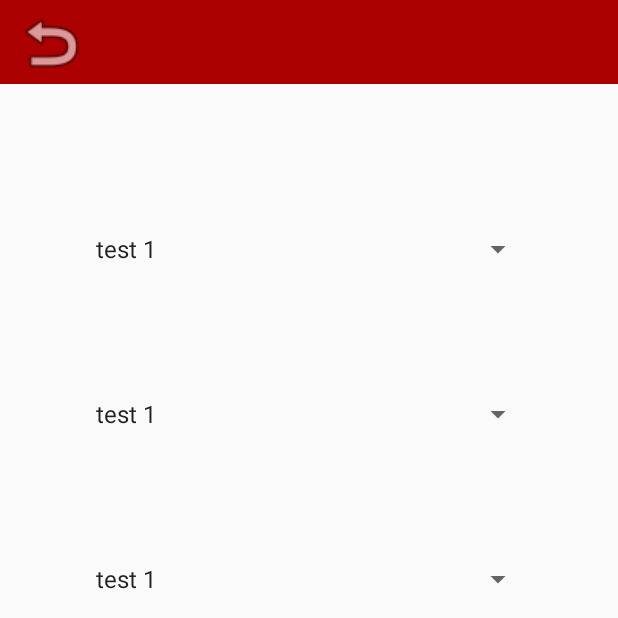
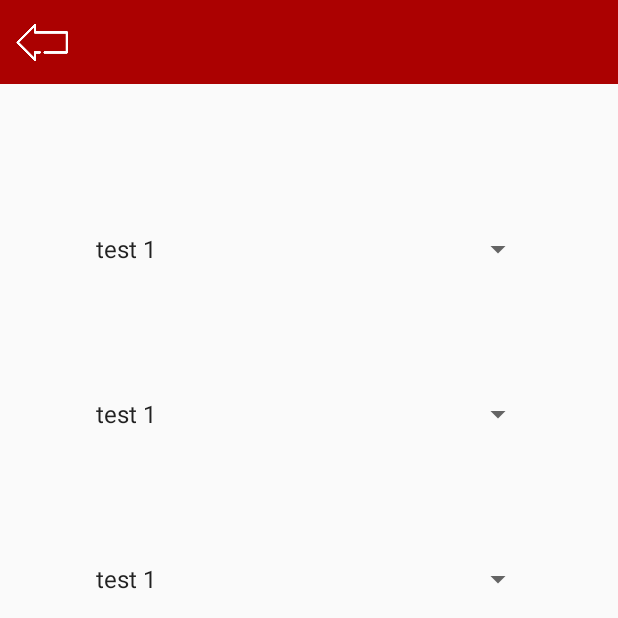
Before and after one commit to Tonra/Paralimpicos2019v20, an Android app: the busquedaActivity screen opened directly, with no data from a screen before it, on a phone screen of 412 x 824 dp, the top half of it. Run offline under Robolectric (Android 15) with nearby library versions, the phone set to English and light mode, and no system bars.

Commit message:
Commit 18 diciembre 23:36 se agregaron imagenes y algunos landscape que faltaban "Aun no se arregla el problema de paralimpicos cuando scroll toolbar esta expandido"

```diff
--- a/app/src/main/res/layout-land/activity_busqueda.xml
+++ b/app/src/main/res/layout-land/activity_busqueda.xml
@@ -18,6 +18,7 @@
             android:background="?attr/colorPrimary"
             android:minHeight="?attr/actionBarSize"
             android:theme="?attr/actionBarTheme" />
+
 
         <Spinner
             android:id="@+id/ciudad"
@@ -71,5 +72,22 @@
             app:layout_constraintTop_toBottomOf="@+id/participante"
             />
     </LinearLayout>
-
+    <ImageView
+        android:id="@+id/imageView"
+        android:layout_width="40dp"
+        android:layout_height="40dp"
+        android:layout_marginStart="8dp"
+        android:layout_marginLeft="8dp"
+        android:layout_marginTop="8dp"
+        android:layout_marginEnd="8dp"
+        android:layout_marginRight="8dp"
+        android:layout_marginBottom="8dp"
+        android:onClick="eventoBack"
+        app:layout_constraintBottom_toBottomOf="parent"
+        app:layout_constraintEnd_toEndOf="parent"
+        app:layout_constraintHorizontal_bias="0.0"
+        app:layout_constraintStart_toStartOf="parent"
+        app:layout_constraintTop_toTopOf="parent"
+        app:layout_constraintVertical_bias="0.0"
+        app:srcCompat="@drawable/icono_back" />
 </android.support.constraint.ConstraintLayout>
--- a/app/src/main/res/layout/activity_busqueda.xml
+++ b/app/src/main/res/layout/activity_busqueda.xml
@@ -75,11 +75,11 @@
 
     <ImageView
         android:id="@+id/imageView"
-        android:layout_width="52dp"
-        android:layout_height="49dp"
+        android:layout_width="40dp"
+        android:layout_height="40dp"
         android:layout_marginStart="8dp"
         android:layout_marginLeft="8dp"
-        android:layout_marginTop="4dp"
+        android:layout_marginTop="8dp"
         android:layout_marginEnd="8dp"
         android:layout_marginRight="8dp"
         android:layout_marginBottom="8dp"
@@ -90,7 +90,7 @@
         app:layout_constraintStart_toStartOf="parent"
         app:layout_constraintTop_toTopOf="parent"
         app:layout_constraintVertical_bias="0.0"
-        app:srcCompat="@android:drawable/ic_menu_revert" />
+        app:srcCompat="@drawable/icono_back" />
 
 
 </android.support.constraint.ConstraintLayout>
--- a/app/src/main/res/layout/activity_charla.xml
+++ b/app/src/main/res/layout/activity_charla.xml
@@ -181,8 +181,8 @@
 
     <ImageView
         android:id="@+id/imageView4"
-        android:layout_width="76dp"
-        android:layout_height="43dp"
+        android:layout_width="40dp"
+        android:layout_height="40dp"
         android:layout_marginStart="8dp"
         android:layout_marginLeft="8dp"
         android:layout_marginTop="8dp"
@@ -195,6 +195,6 @@
         app:layout_constraintStart_toStartOf="parent"
         app:layout_constraintTop_toTopOf="parent"
         app:layout_constraintVertical_bias="0.0"
-        app:srcCompat="@android:drawable/ic_menu_revert"
+        app:srcCompat="@drawable/icono_back"
         android:onClick="eventoBack"/>
 </android.support.constraint.ConstraintLayout>
--- a/app/src/main/res/values/strings.xml
+++ b/app/src/main/res/values/strings.xml
@@ -1,5 +1,5 @@
 <resources>
-    <string name="app_name">Paralimpicos2019v20</string>
+    <string name="app_name">Paralimpicos 2019</string>
     <string name="large_text"></string>
     <string name="action_settings">Settings</string>
     <string name="btn_derecha">Preguntas frecuentes</string>
```
Also changed, not shown: app/src/main/res/layout-land/activity_contacto.xml (+4 -4 lines), app/src/main/res/layout-land/activity_faq.xml (+4 -4 lines), app/src/main/res/layout/activity_contacto.xml (+4 -4 lines), app/src/main/res/layout/activity_faq.xml (+4 -4 lines), app/src/main/res/layout/activity_main_.xml (+7 -2 lines), app/src/main/res/layout/activity_splash.xml (+8 -8 lines), app/src/main/res/layout/content_main_.xml (+15 -12 lines), app/src/main/res/drawable-v24/icono_actividades.png (added), app/src/main/res/drawable-v24/icono_back.png (added), app/src/main/res/drawable-v24/icono_busqueda.png (added), app/src/main/res/drawable-v24/icono_charlas.png (added), app/src/main/res/drawable-v24/icono_notificaciones.png (added), app/src/main/res/drawable-v24/icono_ranking.png (added), app/src/main/res/drawable-v24/icono_splash.png (added).
